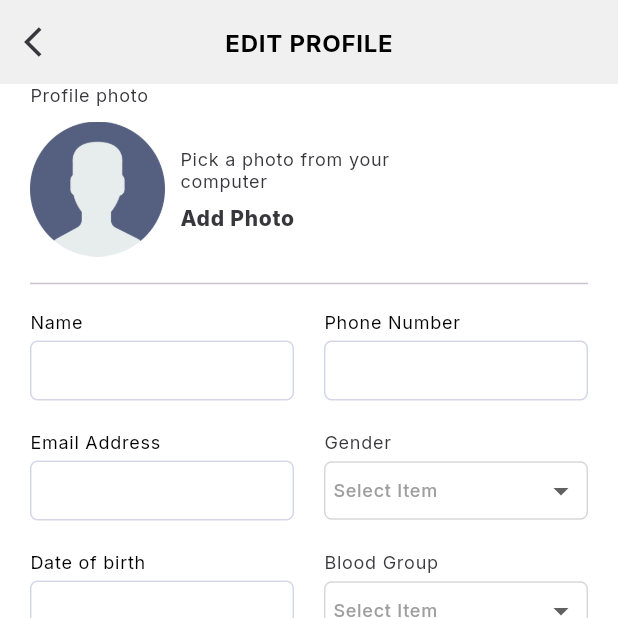
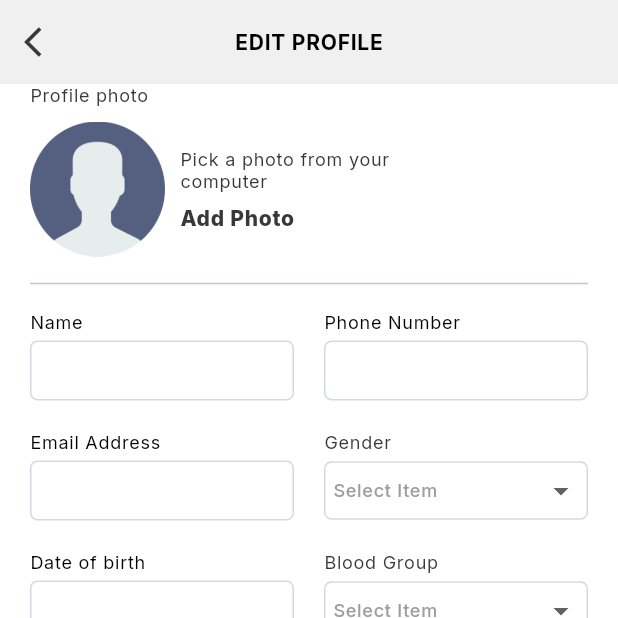
Before and after one commit to khansameer/doctor_app_clone, a Flutter app: the EditProfileScreen screen opened by its route, on a phone screen of 412 x 824 dp, the top half of it. Run offline on Flutter 3.47's test engine with Material 3 defaults, Android fonts, the phone set to English and light mode, and no system bars; drawn by our look-alikes of dropdown_button2; our stand-ins replace cached_network_image, flutter_cache_manager, google_fonts, multi_select_flutter, pin_code_fields, shared_preferences and 1 more; accounts and stored records are empty.

Commit message:
all web design complete and bug resolved

```diff
--- a/lib/core/component/component.dart
+++ b/lib/core/component/component.dart
@@ -198,7 +198,7 @@ AppBar commonAppBar(
     actions: actions,
     title: CommonTextWidget(
       text: title,
-      fontSize: sixteen,
+      fontSize: 14,
       fontWeight: FontWeight.w700,
       textColor: colorText ?? Colors.white,
     ),
--- a/lib/screen/authentication/forgot/forgot_password_opt_view.dart
+++ b/lib/screen/authentication/forgot/forgot_password_opt_view.dart
@@ -6,6 +6,7 @@ import 'package:doctor_app/core/common/common_text_widget.dart';
 import 'package:doctor_app/core/component/component.dart';
 import 'package:doctor_app/core/image/image_path.dart';
 import 'package:doctor_app/core/responsive.dart';
+import 'package:doctor_app/core/route/route.dart';
 import 'package:doctor_app/core/string/string_utils.dart';
 import 'package:flutter/foundation.dart';
 import 'package:flutter/gestures.dart';
@@ -148,9 +149,9 @@ class ForgotPasswordOptView extends StatelessWidget {
               text: verifyCode,
               padding: isMobile?null:const EdgeInsets.all(20),
               onPressed: () {
-                /* pushScreen(
+                 pushNamedAndRemoveUntil(
                     context: context,
-                    routeName: RouteName.forgotPasswordResetView);*/
+                    routeName: RouteName.dashboardScreen);
               },
             ),
             SizedBox(
--- a/lib/screen/dashboard/chat_screen/chat_screen.dart
+++ b/lib/screen/dashboard/chat_screen/chat_screen.dart
@@ -20,7 +20,7 @@ class ChatScreen extends StatelessWidget {
     return AppScaffold(
    left: 0,
       right: 0,
-    appBar: commonAppBar(
+    appBar: isMobile?PreferredSize(preferredSize: Size.zero, child: Container()):commonAppBar(
       title: "Chat",
       colorText: colorText,
       color: colorBG,
@@ -31,7 +31,8 @@ class ChatScreen extends StatelessWidget {
       ]
     ),
 
-      child: Padding(
+      child: Container(
+        color:colorBG ,
         padding:  EdgeInsets.all(isMobile?0:20.0),
         child: const Column(
           children: [
--- a/lib/screen/dashboard/profile/edit_profile_screen.dart
+++ b/lib/screen/dashboard/profile/edit_profile_screen.dart
@@ -23,7 +23,9 @@ class EditProfileScreen extends StatelessWidget {
       appBar: commonAppBar(
           color: colorBG,
           colorText: Colors.black,
+
           title: 'EDIT PROFILE',
+
           leading: commonBackRedirectButton(page: "Profile")),
       child:Container(
           child:  isMobile
@@ -47,7 +49,9 @@ class EditProfileScreen extends StatelessWidget {
 
   _mobileView({required Size size}) {
     return Consumer<ProfileProvider>(builder: (context, provider, child) {
-      return Column(
+      return ListView(
+        children: [
+          Column(
             mainAxisAlignment: MainAxisAlignment.start,
             crossAxisAlignment: CrossAxisAlignment.start,
             children: [
@@ -351,7 +355,10 @@ class EditProfileScreen extends StatelessWidget {
               SizedBox(height: 20,),
 
               CommonButtonWidget(text: "Save Change",
-          height: 50,)
+              bottom: 45,
+              height: 45,)
+            ],
+          ),
         ],
       );
     });
```
Lines whose indentation alone changed are shown as unchanged.
